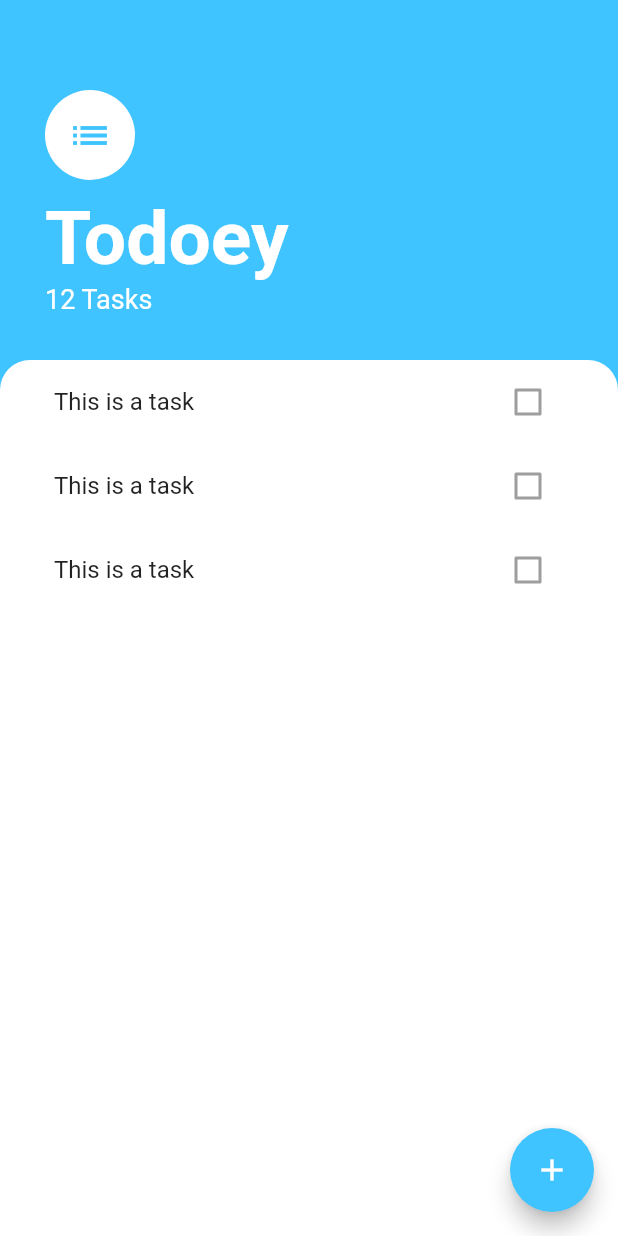
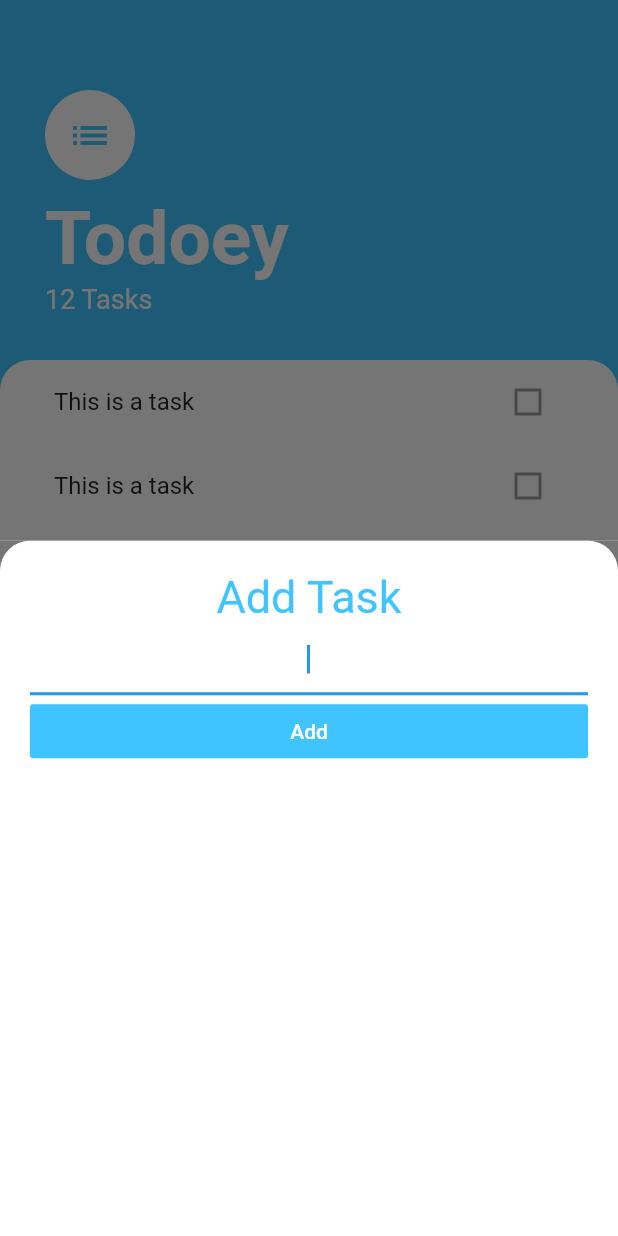
Before and after one commit to ulrichmabou/todoey-flutter, a Flutter app: the screen it shows after launch, after a tap on the "add" icon, on a phone screen of 412 x 824 dp. Run offline on Flutter 3.47's test engine with Material 2 defaults, Android fonts, the phone set to English and light mode, and no system bars.

```diff
--- /dev/null
+++ b/lib/screens/add_task_screen.dart
@@ -0,0 +1,49 @@
+import 'package:flutter/material.dart';
+
+class AddTaskScreen extends StatelessWidget {
+  @override
+  Widget build(BuildContext context) {
+    return Container(
+      color: Color(0xFF757575),
+      child: Container(
+        padding: EdgeInsets.all(20.0),
+        decoration: BoxDecoration(
+          color: Colors.white,
+          borderRadius: BorderRadius.only(
+            topLeft: Radius.circular(20.0),
+            topRight: Radius.circular(20.0),
+          ),
+        ),
+        child: Column(
+          crossAxisAlignment: CrossAxisAlignment.stretch,
+          children: <Widget>[
+            Text(
+              'Add Task',
+              textAlign: TextAlign.center,
+              style: TextStyle(
+                color: Colors.lightBlueAccent,
+                fontSize: 30.0,
+              ),
+            ),
+            TextField(
+              autofocus: true,
+              textAlign: TextAlign.center,
+            ),
+            FlatButton(
+              color: Colors.lightBlueAccent,
+              child: Text(
+                'Add',
+                style: TextStyle(
+                  color: Colors.white,
+                ),
+              ),
+              onPressed: () {
+                // add the task
+              },
+            ),
+          ],
+        ),
+      ),
+    );
+  }
+}
--- a/lib/screens/tasks_screen.dart
+++ b/lib/screens/tasks_screen.dart
@@ -1,5 +1,6 @@
 import 'package:flutter/material.dart';
 import 'package:todoey_flutter/widgets/tasks_list.dart';
+import 'add_task_screen.dart';
 
 class TasksScreen extends StatelessWidget {
   @override
@@ -10,7 +11,8 @@ class TasksScreen extends StatelessWidget {
         backgroundColor: Colors.lightBlueAccent,
         child: Icon(Icons.add),
         onPressed: () {
-          // add a new task
+          showModalBottomSheet(
+              context: context, builder: (context) => AddTaskScreen());
         },
       ),
       body: Column(
```
